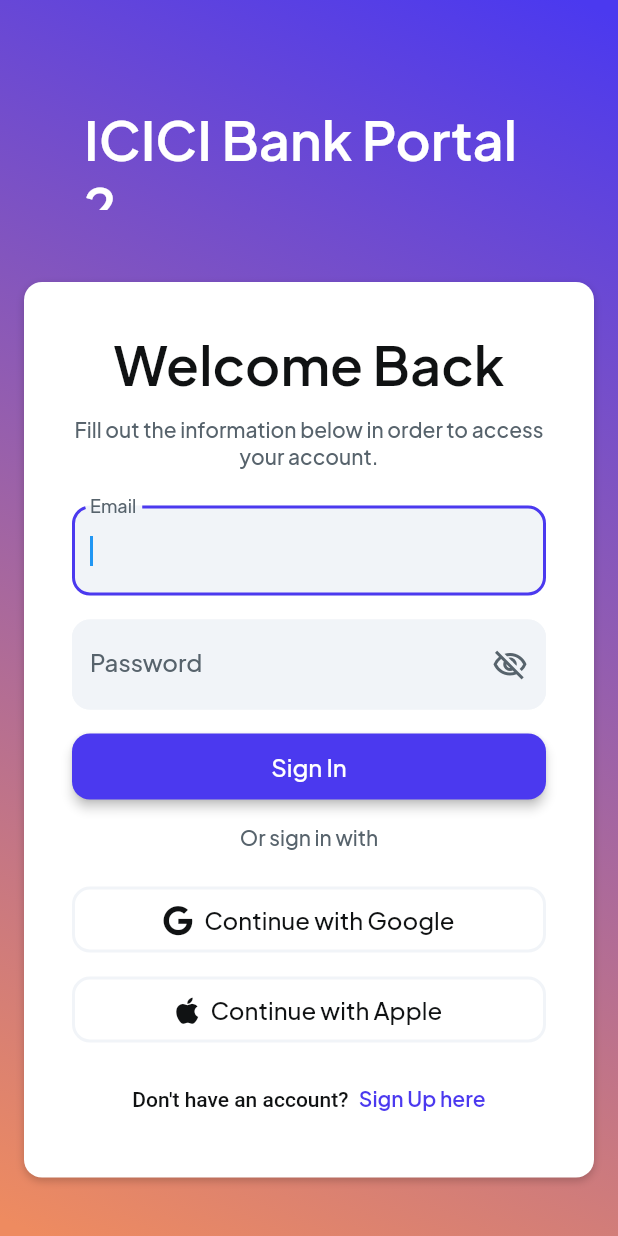
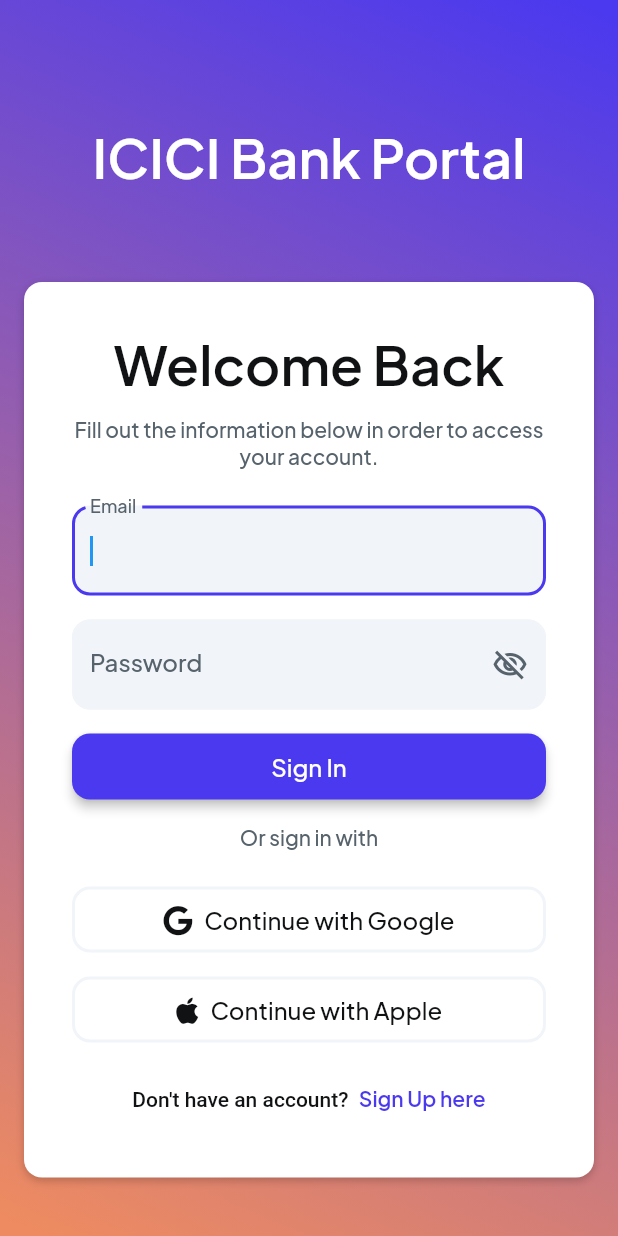
Before and after one commit to sanjeev-ff/devops-repo, a Flutter app: the screen it shows after launch, on a phone screen of 412 x 824 dp. Run offline on Flutter 3.47's test engine with Material 3 defaults, Android fonts, the phone set to English and light mode, and no system bars; drawn by our look-alikes of auto_size_text, flutter_animate; our stand-ins replace cached_network_image, font_awesome_flutter, from_css_color, go_router, google_fonts, page_transition and 3 more; missing offline and left inert: json_path; accounts and stored records are empty.

Commit message:
corrected title

```diff
--- a/lib/pages/login/login_widget.dart
+++ b/lib/pages/login/login_widget.dart
@@ -117,7 +117,7 @@
                     ),
                     alignment: AlignmentDirectional(0.0, 0.0),
                     child: Text(
-                      'ICICI Bank Portal 2',
+                      'ICICI Bank Portal',
                       style: FlutterFlowTheme.of(context).displaySmall.override(
                             fontFamily: 'Plus Jakarta Sans',
                             color: Colors.white,
```
Also changed, not shown: pubspec.lock (added).
